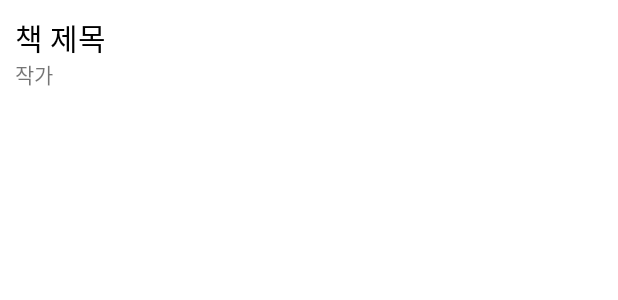
After one commit to Heeyun0724/GURU, an Android app: the layout item_bookname.xml on its own in the app's theme, with its tools: preview values and no code run, on a phone screen of 412 x 824 dp. The commit adds this screen. Shown: the top 300 px of the screen. Run offline under Robolectric (Android 15) with nearby library versions, the phone set to English and light mode, and no system bars.

Commit message:
검색 관련

```diff
--- a/app/src/main/res/layout/activity_essay_page.xml
+++ b/app/src/main/res/layout/activity_essay_page.xml
@@ -5,7 +5,7 @@
     android:layout_width="match_parent"
     android:layout_height="match_parent"
     android:background="#F0F1F8"
-    tools:context=".EssayPageActivity">
+    tools:context=".EssayActivity">
 
     <View
         android:id="@+id/view13"
--- /dev/null
+++ b/app/src/main/res/layout/item_bookname.xml
@@ -0,0 +1,40 @@
+<?xml version="1.0" encoding="utf-8"?>
+<androidx.constraintlayout.widget.ConstraintLayout
+    xmlns:android="http://schemas.android.com/apk/res/android"
+    android:layout_width="match_parent"
+    android:layout_height="70dp"
+    android:background="#ffffff"
+    android:orientation="horizontal">
+
+    <LinearLayout
+        android:layout_width="match_parent"
+        android:layout_height="match_parent"
+        android:orientation="vertical">
+
+        <TextView
+            android:id="@+id/tv_bookname_list"
+            android:layout_width="match_parent"
+            android:layout_height="0dp"
+            android:layout_weight="1"
+            android:gravity="center|left"
+            android:paddingTop="10dp"
+            android:paddingLeft="10dp"
+            android:paddingRight="10dp"
+            android:text="책 제목"
+            android:textColor="@color/black"
+            android:textSize="20dp" />
+
+        <TextView
+            android:id="@+id/tv_bookauthor_list"
+            android:layout_width="match_parent"
+            android:layout_height="wrap_content"
+            android:gravity="center|left"
+            android:paddingBottom="10dp"
+            android:paddingLeft="10dp"
+            android:paddingRight="10dp"
+            android:text="작가" />
+
+
+    </LinearLayout>
+
+</androidx.constraintlayout.widget.ConstraintLayout>
```
Also changed, not shown: app/src/main/res/layout/activity_detail_page.xml (added, +32 -0 lines).
